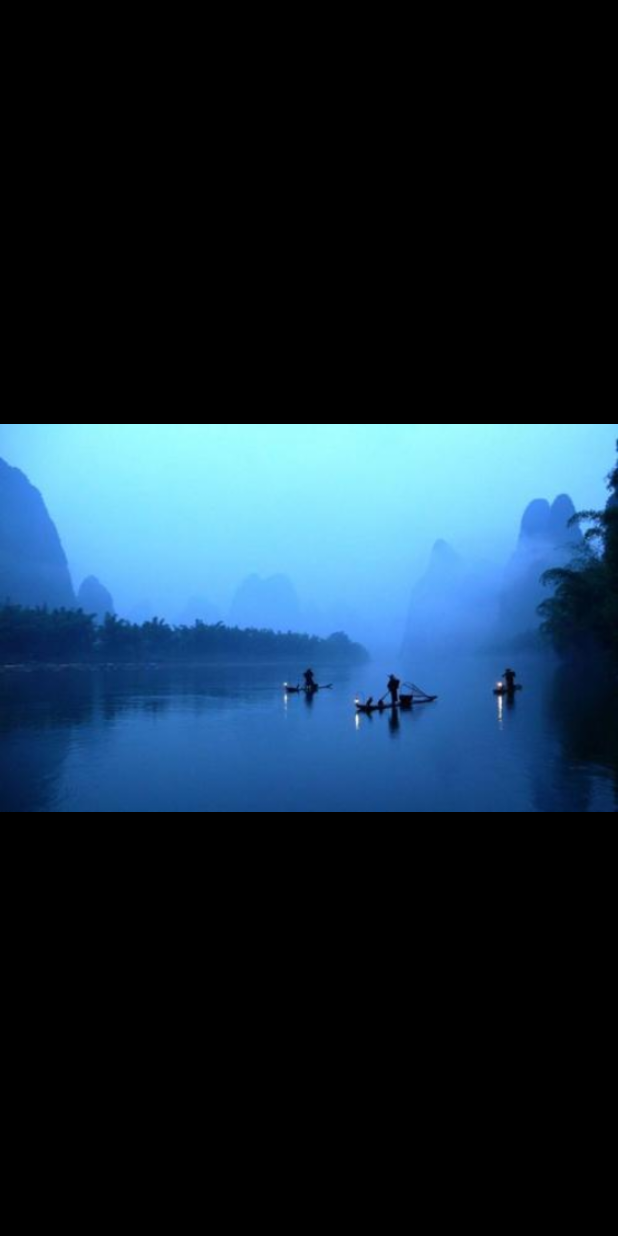
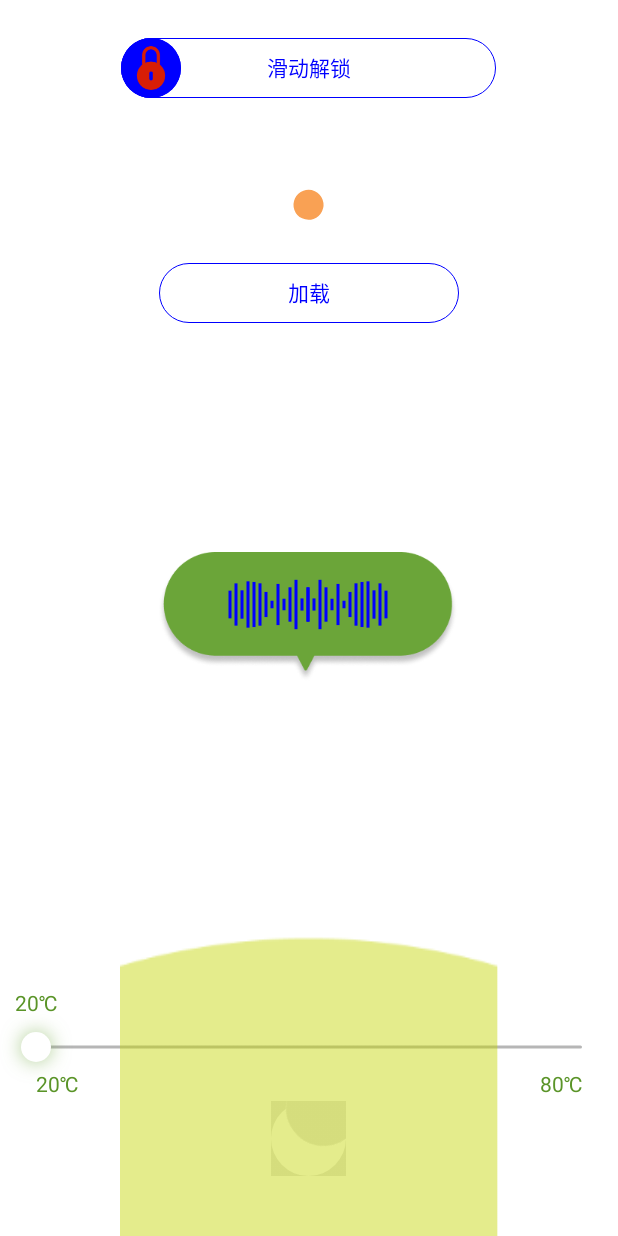
Before and after one commit to yanjuntext/MyView, an Android app: the screen it shows after launch (SlideActivity before the commit, MainActivity after it), after a tap on an icon or button, on a phone screen of 412 x 824 dp. Run offline under Robolectric (Android 15) with nearby library versions, the phone set to English and light mode, and no system bars; plain views replace PhotoView; pictures from the network do not load.

Commit message:
# 1、增加自定为View

```diff
--- a/app/src/main/AndroidManifest.xml
+++ b/app/src/main/AndroidManifest.xml
@@ -11,7 +11,8 @@
         android:supportsRtl="true"
         android:theme="@style/AppTheme"
         tools:ignore="GoogleAppIndexingWarning">
-        <activity android:name=".activity.MainActivity">
+        <activity android:name=".activity.MainActivity"
+            android:configChanges="orientation|keyboard|layoutDirection|screenSize">
             <intent-filter>
                 <action android:name="android.intent.action.MAIN" />
 
--- /dev/null
+++ b/app/src/main/java/com/wyj/widget/AudioView.kt
@@ -0,0 +1,157 @@
+package com.wyj.widget
+
+import android.app.Activity
+import android.content.Context
+import android.graphics.Canvas
+import android.graphics.Color
+import android.graphics.Paint
+import android.graphics.RectF
+import android.os.Looper
+import android.os.Message
+import android.util.AttributeSet
+import android.util.TypedValue
+import android.view.View
+import kotlin.random.Random
+
+class AudioView : View {
+
+    private val mHandler by lazy {
+        object : MyHandler(context as Activity, Looper.getMainLooper()) {
+            override fun handleMessage(msg: Message) {
+                super.handleMessage(msg)
+                val activity = activityWeakReference.get()
+                activity?.let {
+                    when (msg.what) {
+                        1 -> {
+
+                            if (System.currentTimeMillis() - startTime > 5 * 1000) {
+                                startTime = System.currentTimeMillis()
+                                count += 10
+                                if (count > 35) count = 35
+                                mOnAddCountListener?.onAdded()
+                            }
+
+                            isStarting = true
+                            this@AudioView.postInvalidate()
+                            sendEmptyMessageDelayed(1, 500L)
+                        }
+                        else -> {
+                        }
+                    }
+                }
+            }
+        }
+    }
+
+    private var count = 25
+
+    private var startTime = 0L
+
+    private var mWidth = TypedValue.applyDimension(
+        TypedValue.COMPLEX_UNIT_DIP,
+        2F,
+        resources.displayMetrics
+    )
+
+    private var mMaxHeight = TypedValue.applyDimension(
+        TypedValue.COMPLEX_UNIT_DIP,
+        35F,
+        resources.displayMetrics
+    )
+
+    private var mCurrentHeight = TypedValue.applyDimension(
+        TypedValue.COMPLEX_UNIT_DIP,
+        10F,
+        resources.displayMetrics
+    )
+
+    private var mMinHeight = TypedValue.applyDimension(
+        TypedValue.COMPLEX_UNIT_DIP,
+        5F,
+        resources.displayMetrics
+    )
+
+    private val mRectF by lazy {
+        RectF()
+    }
+
+    private val mPain by lazy {
+        Paint().apply {
+            style = Paint.Style.FILL
+            color = Color.BLUE
+
+        }
+    }
+
+    private var isStarting = false
+
+    var mOnAddCountListener:OnAddCountListener? = null
+
+    constructor(context: Context) : super(context, null)
+    constructor(context: Context, attrs: AttributeSet?) : super(context, attrs, 0)
+    constructor(context: Context, attrs: AttributeSet, defStyle: Int) : super(
+        context,
+        attrs,
+        defStyle
+    )
+
+
+    override fun onDraw(canvas: Canvas?) {
+        super.onDraw(canvas)
+        canvas?.let {
+            drawView(it)
+        }
+    }
+
+    private fun drawView(canvas: Canvas) {
+        val centerY = height / 2f
+        val centerX = width / 2f
+        val center = count / 2 + count % 2
+        for (i in center downTo 0) {
+            val height =
+                if (isStarting) (mMaxHeight - mMinHeight) * Random.nextFloat() + mMinHeight else mCurrentHeight
+
+            val x = (center - i) * 2 * mWidth //离中心点的距离
+
+            mRectF.set(
+                centerX - x - mWidth / 2f,
+                centerY - height / 2f,
+                centerX - x + mWidth / 2f,
+                centerY + height / 2f
+            )
+
+            canvas.drawRect(mRectF, mPain)
+
+            mRectF.set(
+                centerX + x - mWidth / 2f,
+                centerY - height / 2f,
+                centerX + x + mWidth / 2f,
+                centerY + height / 2f
+            )
+
+            canvas.drawRect(mRectF, mPain)
+
+        }
+    }
+
+
+    fun start() {
+        startTime = System.currentTimeMillis()
+        mHandler.removeCallbacksAndMessages(null)
+        mHandler.sendEmptyMessage(1)
+
+    }
+
+
+    override fun onDetachedFromWindow() {
+        isStarting = false
+        mHandler.removeCallbacksAndMessages(null)
+        super.onDetachedFromWindow()
+    }
+
+
+    interface OnAddCountListener{
+        fun onAdded()
+    }
+
+}
--- a/app/src/main/java/com/wyj/widget/DropLoadView.kt
+++ b/app/src/main/java/com/wyj/widget/DropLoadView.kt
@@ -8,7 +8,6 @@
 import android.graphics.Paint
 import android.graphics.Path
 import android.util.AttributeSet
-import android.util.Log
 import android.util.TypedValue
 import android.view.View
 import android.view.animation.AccelerateInterpolator
--- a/app/src/main/java/com/wyj/widget/activity/MainActivity.kt
+++ b/app/src/main/java/com/wyj/widget/activity/MainActivity.kt
@@ -1,11 +1,13 @@
 package com.wyj.widget.activity
 
-import android.content.Intent
+import android.content.res.Configuration
+import android.content.res.Resources
+import android.os.Bundle
+import android.view.View
 import androidx.appcompat.app.AppCompatActivity
-import android.os.Bundle
-import android.view.ViewGroup
-import android.widget.FrameLayout
 import com.base.utils.image.ImageLoader
+import com.wyj.base.log
+import com.wyj.widget.AudioView
 import com.wyj.widget.HoodView
 import com.wyj.widget.R
 import kotlinx.android.synthetic.main.activity_main.*
@@ -17,6 +19,17 @@
         HoodView(this)
     }
 
+    override fun onConfigurationChanged(newConfig: Configuration) {
+        super.onConfigurationChanged(newConfig)
+        log("onConfigurationChanged")
+    }
+
+    override fun getResources(): Resources {
+        log("getResources")
+        return super.getResources()
+    }
+
+
     override fun onCreate(savedInstanceState: Bundle?) {
         super.onCreate(savedInstanceState)
         ImageLoader.init(this.application)
@@ -24,8 +37,10 @@
 
 //        dl_load.start()
         load_btn.setOnClickListener {
-            load_btn.startLoad()
-            startActivity(Intent(this, SlideActivity::class.java))
+            audio_view.start()
+//            headBubbles.start()
+//            load_btn.startLoad()
+//            startActivity(Intent(this, SlideActivity::class.java))
         }
 
         vsv.setOnClickListener {
@@ -40,6 +55,13 @@
             }
         }
 
+        audio_view.mOnAddCountListener = object : AudioView.OnAddCountListener {
+            override fun onAdded() {
+                iv_long.visibility = View.VISIBLE
+                iv_short.visibility = View.GONE
+            }
+        }
+
 
     }
 
--- a/app/src/main/res/layout/activity_main.xml
+++ b/app/src/main/res/layout/activity_main.xml
@@ -88,11 +88,47 @@
         android:layout_width="wrap_content"
         android:layout_height="200dp"
         android:layout_centerInParent="true"
+        android:visibility="gone"
         app:vp_max_progress="100"
+        app:vp_progress_color="@color/colorAccent"
         app:vp_slide_color="@color/dialog_txt_white"
         app:vp_slide_radius="@dimen/dimen_10"
-        app:vp_slide_shadow_color="@color/colorAccent"
-        app:vp_progress_color="@color/colorAccent"/>
+        app:vp_slide_shadow_color="@color/colorAccent" />
+
+    <com.wyj.widget.HeadBubblesView
+        android:id="@+id/headBubbles"
+        android:layout_width="match_parent"
+        android:layout_height="200dp"
+        android:layout_alignParentBottom="true"
+        android:layout_marginStart="80dp"
+        android:layout_marginEnd="80dp"
+        android:background="@drawable/ic_hodle_bg" />
+
+    <FrameLayout
+        android:layout_width="wrap_content"
+        android:layout_height="wrap_content"
+        android:layout_centerInParent="true">
+
+        <androidx.appcompat.widget.AppCompatImageView
+            android:id="@+id/iv_short"
+            android:layout_width="230dp"
+            android:layout_height="wrap_content"
+            android:src="@drawable/ic_audio_short_bg"
+            />
+
+        <androidx.appcompat.widget.AppCompatImageView
+            android:id="@+id/iv_long"
+            android:layout_width="260dp"
+            android:layout_height="wrap_content"
+            android:src="@drawable/ic_audio_long_bg"
+            android:visibility="gone"/>
+
+        <com.wyj.widget.AudioView
+            android:id="@+id/audio_view"
+            android:layout_width="200dp"
+            android:layout_height="70dp"
+            android:layout_gravity="center_horizontal" />
+    </FrameLayout>
 
 
 </RelativeLayout>
```
Also changed, not shown: app/build.gradle (+5 -3 lines), app/src/main/java/com/wyj/widget/SideBar.kt (added, +133 -0 lines), app/src/main/res/values/attrs.xml (+7 -0 lines), app/src/main/res/drawable-xhdpi/ic_audio_long_bg.png (added), app/src/main/res/drawable-xhdpi/ic_audio_short_bg.png (added), 1 other file.
